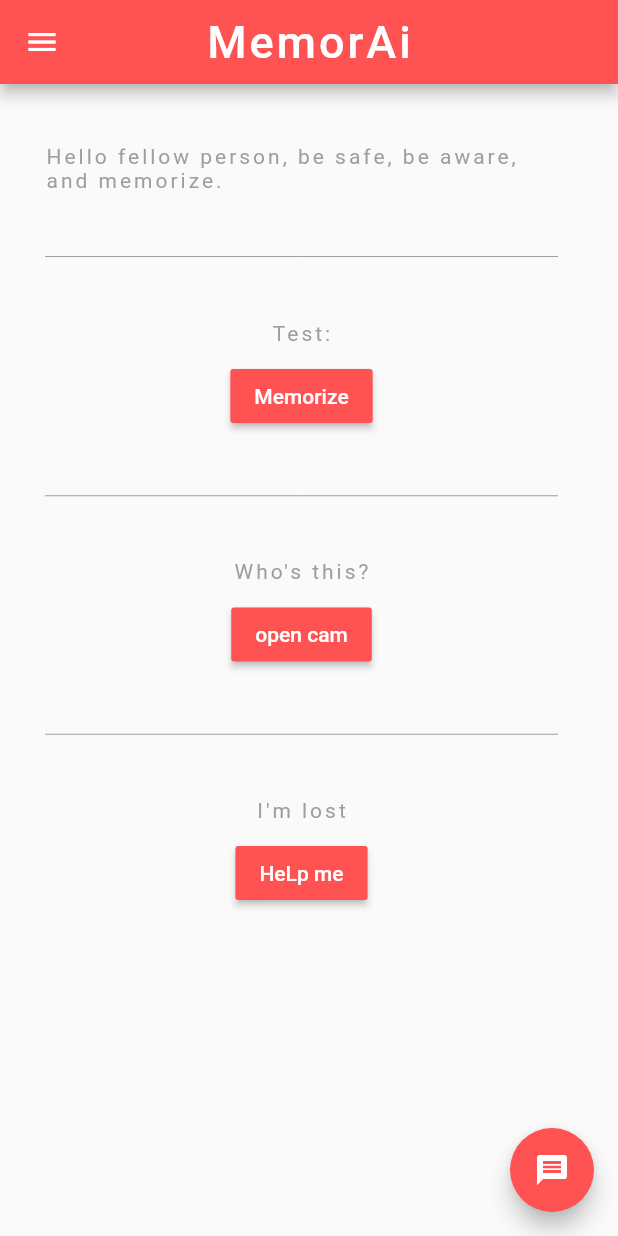
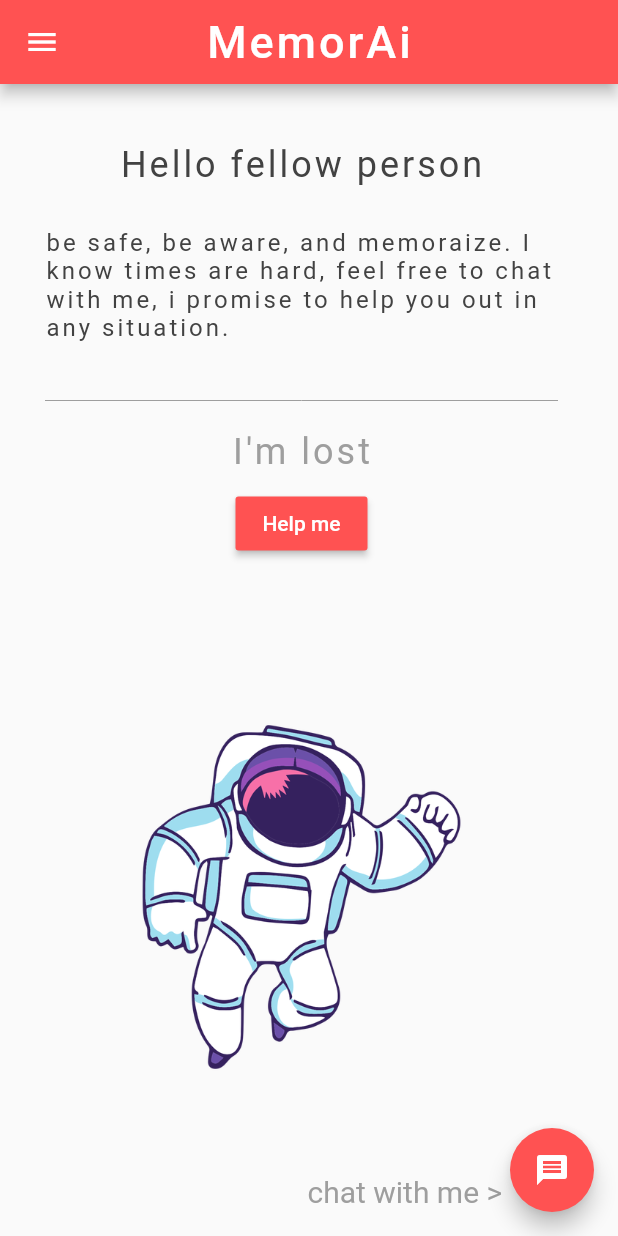
Before and after one commit to avinash-vk/memorAi, a Flutter app: the Home screen opened by its route, on a phone screen of 412 x 824 dp. Run offline on Flutter 3.47's test engine with Material 2 defaults, Android fonts, the phone set to English and light mode, and no system bars; our stand-ins replace firebase_storage, flip_card, flutter_local_notifications, fluttertoast, image_picker, location and 1 more; missing offline and left inert: dash_chat; accounts and stored records are empty.

Commit message:
enhanced flutter ui

```diff
--- a/frontend/lib/main.dart
+++ b/frontend/lib/main.dart
@@ -1,5 +1,6 @@
 import 'package:flutter/material.dart';
 import 'package:frontend/pages/Dashboard.dart';
+import 'package:frontend/pages/Lost.dart';
 import 'package:frontend/pages/Medicines.dart';
 import 'package:frontend/pages/Relatives.dart';
 import 'package:frontend/pages/registration/ImageReg.dart';
@@ -34,6 +35,7 @@ Future<void> main() async{
       'medicine':(context) => Medicine(),
       'relative':(context) => Relative(),
       'memory':(context) => Memory(),
+      'lost':(context)=>Lost(),
     }
   )
 );
--- a/frontend/lib/pages/Home.dart
+++ b/frontend/lib/pages/Home.dart
@@ -56,85 +56,65 @@ class Home extends StatelessWidget {
           ]
         ),
       ),
-      body: Padding(
+      body:SingleChildScrollView(
+         child:Padding(
           padding: const EdgeInsets.fromLTRB(30, 40, 40, 40),
           child: Column(children: <Widget>[
             Text(
-              'Hello fellow person, be safe, be aware, and memorize.',
+              'Hello fellow person\n',
               style: TextStyle(
-                color: Colors.grey,
+                color: Colors.grey[800],
                 letterSpacing: 2.0,
+                fontSize: 24
+              ),
+            ),
+            Text(
+              'be safe, be aware, and memoraize. I know times are hard, feel free to chat with me, i promise to help you out in any situation.\n',
+              style: TextStyle(
+                color: Colors.grey[800],
+                letterSpacing: 2.0,
+                fontSize: 16
               ),
             ),
             Divider(
-              height: 86,
-              color: Colors.grey,
-            ),
-            Text(
-              'Test:',
-              style: TextStyle(
-                color: Colors.grey,
-                letterSpacing: 2.0,
-              ),
-            ),
-            SizedBox(height: 10),
-            RaisedButton(onPressed: (){
-              Navigator.pushNamed(context, 'memory');
-            },
-              color: Colors.redAccent,
-              child : Text(
-                'Memorize',
-                style:TextStyle(color:Colors.white)
-              ),
-            ),
-
-            Divider(
-              height: 85,
+              height: 40,
               color: Colors.grey,
             ),
 
-            Text(
-              'Who\'s this?',
-              style: TextStyle(
-                color: Colors.grey,
-                letterSpacing: 2.0,
-              ),
-            ),
-            SizedBox(height: 10),
-            RaisedButton(onPressed: (){
-            },
-              color: Colors.redAccent,
-              child : Text(
-                'open cam',
-                style:TextStyle(color:Colors.white)
-              ),
-            ),
-
-            Divider(
-              height: 85,
-              color: Colors.grey,
-            ),
 
             Text(
               'I\'m lost',
               style: TextStyle(
                 color: Colors.grey,
                 letterSpacing: 2.0,
+                fontSize: 24
               ),
             ),
             SizedBox(height: 10),
             RaisedButton(onPressed: (){
+             Navigator.pushNamed(context, 'lost');
+            },
 
-            },
               color: Colors.redAccent,
               child : Text(
-                'HeLp me',
+                'Help me',
                 style:TextStyle(color:Colors.white)
               ),
             ),
-
-          ],)
-      ),
+            SizedBox(height: 100,),
+            Image(image: AssetImage('images/spaceman.png'),height:250,width:250),
+            SizedBox(height: 60,),
+            Row(children: <Widget>[
+            SizedBox(width: 175,),
+            Text('chat with me >',
+              style:TextStyle(
+                fontSize: 20,
+                color: Colors.grey,
+              )
+            ),
+            ],),
+        ],),
+      ),),
       floatingActionButton: FloatingActionButton(
 
         onPressed: (){
--- a/frontend/lib/pages/Relatives.dart
+++ b/frontend/lib/pages/Relatives.dart
@@ -66,6 +66,7 @@ class Relative extends StatefulWidget {
 class _RelativeState extends State<Relative> {
   List<RelativeItem> relatives = [];
   bool isLoading = true;
+
   Widget relative(RelativeItem relativeName,int index){
     return Container(
       padding: EdgeInsets.all(10),
@@ -87,8 +88,9 @@ class _RelativeState extends State<Relative> {
                 radius: 40.0,
               ),
             SizedBox(width: 50,),
-            Text(relativeName.name,style: TextStyle(color: Colors.white),),
-            Text(relativeName.relation,style: TextStyle(color: Colors.white),),
+            Text(relativeName.name,style: TextStyle(color: Colors.white,fontSize: 25,),),
+            SizedBox(width: 50,),
+            Text(relativeName.relation,style: TextStyle(color: Colors.white)),
 
           ],)
 
--- a/frontend/lib/pages/registration/locationReg.dart
+++ b/frontend/lib/pages/registration/locationReg.dart
@@ -35,10 +35,10 @@ class _LocationRegState extends State<LocationReg> {
     var pno = prefs.getString('emergency_contact');
     var imageUrl = prefs.getString('image_url');
     var loc = location;
-    String url = "http://192.168.1.7:5000/api/createUser";
-    //String url = "https://memorai.herokuapp.com/api/createUser";
+    //String url = "http://192.168.1.7:5000/api/createUser";
+    String url = "https://memorai.herokuapp.com/api/createUser";
     Map<String,String> headers = {"Content-type" : "application/json"};
-    Map js = {"medicines":[],"relatives":[],"messages":[],"memory_score":0,"emergency_pno":pno,"patient_name":name,"patient_location":{'loc':loc.latitude,'lat':loc.longitude},'patient_dp':imageUrl}; //ADD OTHER INFO
+    Map js = {"medicines":[],"reminders":[],"relatives":[],"messages":[],"memory_score":0,"emergency_pno":pno,"patient_name":name,"patient_location":{'loc':loc.latitude,'lat':loc.longitude},'patient_dp':imageUrl}; //ADD OTHER INFO
     var body = json.encode(js);
 
     try{
--- a/frontend/lib/pages/userInfo.dart
+++ b/frontend/lib/pages/userInfo.dart
@@ -66,8 +66,8 @@ Future<bool> setRelativesDb(phoneNumber,relatives) async{
 
 Future<String> identifyPerson(phoneNumber,detectUrl) async{
 
-    String url = 'http://192.168.1.7:5000/api/check_face/'+phoneNumber;
-    //String url = 'https://memorai.herokuapp.com/api/check_face/' + phoneNumber;
+    //String url = 'http://192.168.1.7:5000/api/check_face/'+phoneNumber;
+    String url = 'https://memorai.herokuapp.com/api/check_face/' + phoneNumber;
     print(url);
     Map<String,String> headers = {"Content-type" : "application/json"};
     Map js = {"detect_url" : detectUrl}; //ADD OTHER INFO
--- a/frontend/pubspec.yaml
+++ b/frontend/pubspec.yaml
@@ -53,8 +53,8 @@ flutter:
   uses-material-design: true
 
   # To add assets to your application, add an assets section, like this:
-  # assets:
-  #   - images/a_dot_burr.jpeg
+  assets:
+      - images/
   #   - images/a_dot_ham.jpeg
 
   # An image asset can refer to one or more resolution-specific "variants", see
```
Also changed, not shown: frontend/lib/pages/Chat.dart (+2 -17 lines), frontend/lib/pages/Lost.dart (added, +129 -0 lines), frontend/images/spaceman.png (added).
